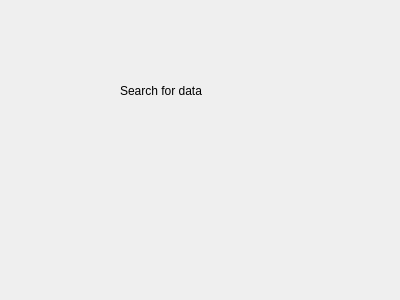
This is search.ui in SanimKumarKhatri/DSA_Project as Qt 5 draws it before an edit. The edited form follows.
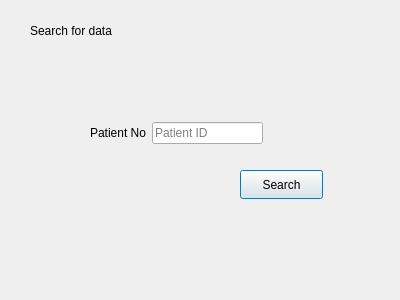
This is the edited form.

```diff
--- a/search.ui
+++ b/search.ui
@@ -16,8 +16,8 @@
   <widget class="QLabel" name="label">
    <property name="geometry">
     <rect>
-     <x>120</x>
-     <y>70</y>
+     <x>30</x>
+     <y>10</y>
      <width>141</width>
      <height>41</height>
     </rect>
@@ -26,6 +26,48 @@
     <string>Search for data</string>
    </property>
   </widget>
+  <widget class="QPushButton" name="searchbutton">
+   <property name="geometry">
+    <rect>
+     <x>240</x>
+     <y>170</y>
+     <width>83</width>
+     <height>29</height>
+    </rect>
+   </property>
+   <property name="text">
+    <string>Search</string>
+   </property>
+  </widget>
+  <widget class="QWidget" name="">
+   <property name="geometry">
+    <rect>
+     <x>90</x>
+     <y>120</y>
+     <width>173</width>
+     <height>26</height>
+    </rect>
+   </property>
+   <layout class="QHBoxLayout" name="horizontalLayout">
+    <item>
+     <widget class="QLabel" name="patientnosearch">
+      <property name="text">
+       <string>Patient No</string>
+      </property>
+     </widget>
+    </item>
+    <item>
+     <widget class="QLineEdit" name="patientnoedit">
+      <property name="inputMask">
+       <string/>
+      </property>
+      <property name="placeholderText">
+       <string>Patient ID</string>
+      </property>
+     </widget>
+    </item>
+   </layout>
+  </widget>
  </widget>
  <resources/>
  <connections/>
```
